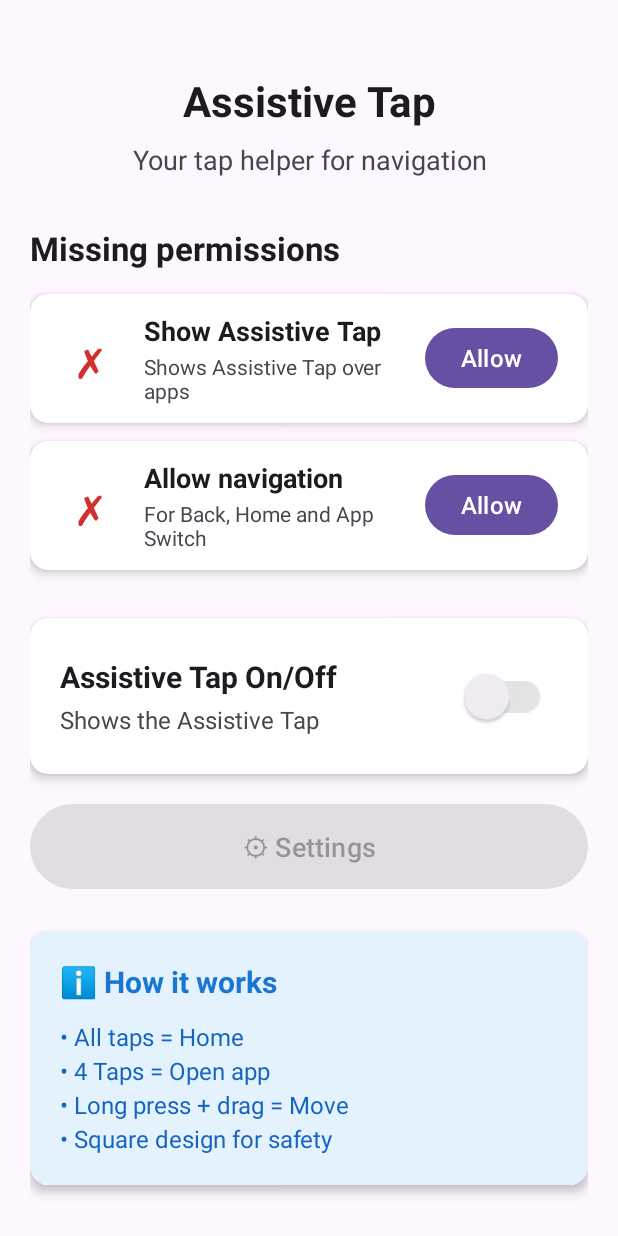
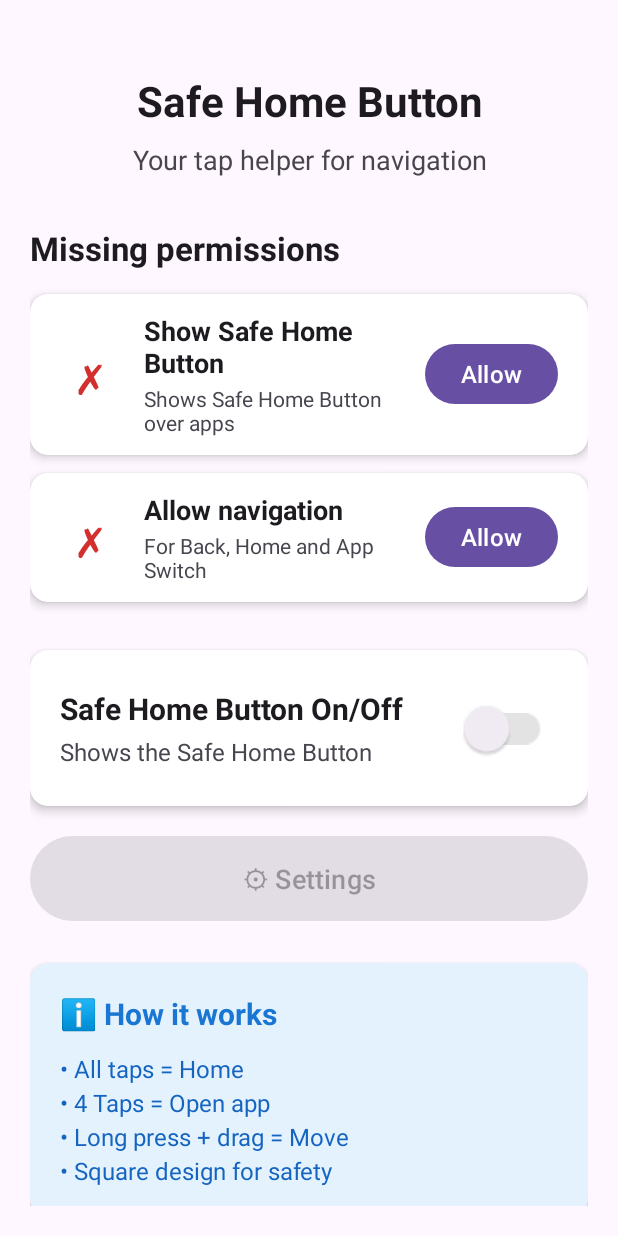
Before and after one commit to Stephan-Heuscher/Save-Home-Button, an Android app: the screen it shows after launch (MainActivity), on a phone screen of 412 x 824 dp. Run offline under Robolectric (Android 15) with nearby library versions, the phone set to English and light mode, and no system bars.

Commit message:
rebrand: Change user-facing name to Safe Home Button
Update all user-facing text from "Assistive Tap" and "AssistiPunkt" to "Safe Home Button":

App Resources:
- Updated app_name in strings.xml (English and German)
- Updated all user-facing strings referencing the app name
- Changed accessibility service descriptions
- Updated dialog messages and content descriptions
- Updated tooltip and action descriptions

Documentation:
- CLAUDE.md: Updated project title and descriptions
- README.md: Updated title and subtitle to English
- PRIVACY_POLICY.md: Updated app name throughout
- PLAYSTORE_DESCRIPTION_EN.md: Changed from "Assistive Tap" to "Safe Home Button"
- PLAYSTORE_DESCRIPTION_DE.md: Changed from "AssistiPunkt" to "Safe Home Button"

This rebrand aligns the user-facing name with the repository name while
maintaining all functionality. The German version now uses "Safe Home Button"
consistently as the brand name remains in English.

```diff
--- a/app/src/main/res/values/strings.xml
+++ b/app/src/main/res/values/strings.xml
@@ -1,9 +1,9 @@
 <resources>
     <!-- App Name -->
-    <string name="app_name">Assistive Tap</string>
+    <string name="app_name">Safe Home Button</string>
 
     <!-- Permissions -->
-    <string name="accessibility_service_description">Lets Assistive Tap press Back, Home and app switch buttons for you</string>
+    <string name="accessibility_service_description">Lets Safe Home Button press Back, Home and app switch buttons for you</string>
     <string name="overlay_permission_needed">Show over apps needed</string>
     <string name="accessibility_service_needed">Help service needed</string>
     <string name="please_enable_overlay">Please allow this app to show over other apps</string>
@@ -11,27 +11,27 @@
     <string name="open_settings">Open settings</string>
 
     <!-- Main Screen -->
-    <string name="app_title">Assistive Tap</string>
+    <string name="app_title">Safe Home Button</string>
     <string name="app_subtitle">Your tap helper for navigation</string>
     <string name="missing_permissions">Missing permissions</string>
 
     <!-- Permission Cards -->
-    <string name="show_assistipoint">Show Assistive Tap</string>
-    <string name="shows_assistipoint_over_apps">Shows Assistive Tap over apps</string>
+    <string name="show_assistipoint">Show Safe Home Button</string>
+    <string name="shows_assistipoint_over_apps">Shows Safe Home Button over apps</string>
     <string name="allow">Allow</string>
     <string name="allow_navigation">Allow navigation</string>
     <string name="for_back_home_app_switch">For Back, Home and App Switch</string>
 
     <!-- Main Switch -->
-    <string name="assistipoint_on_off">Assistive Tap On/Off</string>
-    <string name="shows_the_assistipoint">Shows the Assistive Tap</string>
+    <string name="assistipoint_on_off">Safe Home Button On/Off</string>
+    <string name="shows_the_assistipoint">Shows the Safe Home Button</string>
 
     <!-- Buttons -->
     <string name="settings">⚙ Settings</string>
     <string name="stop_app">⛔ Stop app</string>
     <string name="uninstall_app">🗑 Uninstall app</string>
     <string name="uninstall">Uninstall</string>
-    <string name="uninstall_app_confirmation">Do you want to uninstall Assistive Tap?</string>
+    <string name="uninstall_app_confirmation">Do you want to uninstall Safe Home Button?</string>
     <string name="uninstall_app_desc">Uninstall app</string>
 
     <!-- Help Section -->
@@ -81,10 +81,10 @@
     <string name="wait_time_for_app_switch">Wait time when switching apps</string>
 
     <!-- Dialogs -->
-    <string name="allow_assistipoint_display">Allow Assistive Tap display</string>
-    <string name="allow_assistipoint_message">Allow Assistive Tap to be displayed over other apps.</string>
+    <string name="allow_assistipoint_display">Allow Safe Home Button display</string>
+    <string name="allow_assistipoint_message">Allow Safe Home Button to be displayed over other apps.</string>
     <string name="allow_navigation_title">Allow navigation</string>
-    <string name="allow_navigation_message">Allow the app to navigate for you (Back, Home, App Switch).\n\nTurn on \"Assistive Tap\".</string>
+    <string name="allow_navigation_message">Allow the app to navigate for you (Back, Home, App Switch).\n\nTurn on \"Safe Home Button\".</string>
     <string name="open">Open</string>
     <string name="cancel">Cancel</string>
     <string name="choose_custom_color">Choose custom color</string>
@@ -96,13 +96,13 @@
     <string name="color_brightness">Brightness</string>
 
     <!-- Content Descriptions -->
-    <string name="assistipoint_app">Assistive Tap app</string>
+    <string name="assistipoint_app">Safe Home Button app</string>
     <string name="your_tap_helper_for_navigation">Your tap helper for navigation</string>
-    <string name="allow_assistipoint_over_apps">Allow Assistive Tap to display over apps</string>
+    <string name="allow_assistipoint_over_apps">Allow Safe Home Button to display over apps</string>
     <string name="allow_navigation_desc">Allow navigation</string>
-    <string name="switch_assistipoint_on_off">Switch Assistive Tap on or off</string>
+    <string name="switch_assistipoint_on_off">Switch Safe Home Button on or off</string>
     <string name="adjust_color_and_speed">Adjust color and speed</string>
-    <string name="instructions_desc">How it works: Tap once for Back, Tap twice for recent app, Tap 3 times for all open apps, Tap 4 times to open Assistive Tap, Long press for home screen</string>
+    <string name="instructions_desc">How it works: Tap once for Back, Tap twice for recent app, Tap 3 times for all open apps, Tap 4 times to open Safe Home Button, Long press for home screen</string>
     <string name="stop_app_desc">Stop app</string>
     <string name="choose_custom_color_desc">Choose custom color</string>
     <string name="transparency_desc">Transparency</string>
@@ -125,7 +125,7 @@
     <string name="action_recents_overview">All apps</string>
     <string name="action_switch_to_previous">Switch to previous app</string>
     <string name="action_previous_app">Previous app</string>
-    <string name="action_open_app">Open Assistive Tap</string>
+    <string name="action_open_app">Open Safe Home Button</string>
     <string name="action_drag_mode">Drag mode active</string>
 
     <!-- Tooltip Comprehensive Help -->
```
Also changed, not shown: 6 other files.
